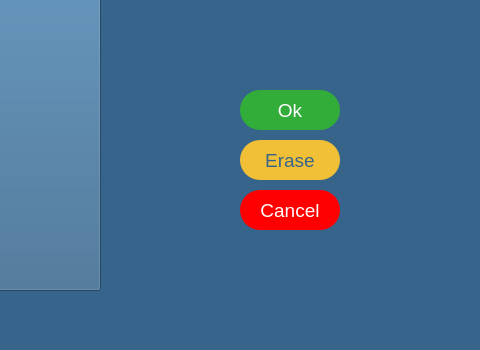
Before: the Qt Designer form atmloginpage.ui in melihorhanyilmaz/Project, drawn with Qt 5; both pictures show x 520 to 1000 and y 400 to 750 of the 1000 by 750 pixel window.
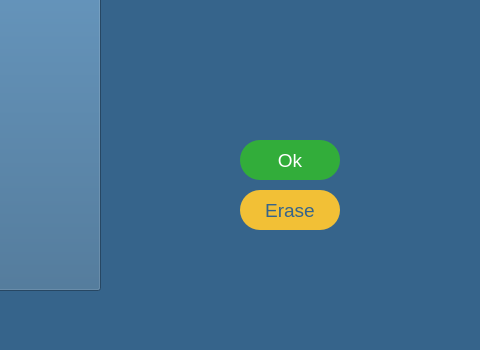
After: the same form once the commit is applied. Icons and pictures are not drawn.

```diff
--- a/atmloginpage.ui
+++ b/atmloginpage.ui
@@ -111,7 +111,7 @@
     <property name="geometry">
      <rect>
       <x>760</x>
-      <y>540</y>
+      <y>590</y>
       <width>100</width>
       <height>40</height>
      </rect>
@@ -134,7 +134,7 @@
     <property name="geometry">
      <rect>
       <x>760</x>
-      <y>490</y>
+      <y>540</y>
       <width>100</width>
       <height>40</height>
      </rect>
@@ -155,29 +155,6 @@
       <normaloff>../../../../Downloads/accept.png</normaloff>../../../../Downloads/accept.png</iconset>
     </property>
    </widget>
-   <widget class="QPushButton" name="cancelB">
-    <property name="geometry">
-     <rect>
-      <x>760</x>
-      <y>590</y>
-      <width>100</width>
-      <height>40</height>
-     </rect>
-    </property>
-    <property name="styleSheet">
-     <string notr="true">background-color: rgb(255, 0, 0);
-font: 63 14pt ;Montserrat SemiBold;
-border-radius: 20;
-color: rgb(255, 255, 255);</string>
-    </property>
-    <property name="text">
-     <string>Cancel</string>
-    </property>
-    <property name="icon">
-     <iconset>
-      <normaloff>../../../../Downloads/x-button.png</normaloff>../../../../Downloads/x-button.png</iconset>
-    </property>
-   </widget>
    <widget class="QLabel" name="la_welcome">
     <property name="geometry">
      <rect>
```
